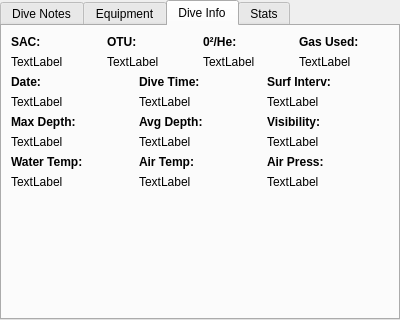
Old version of the form qt-ui/maintab.ui in the repository subsurface/subsurface.
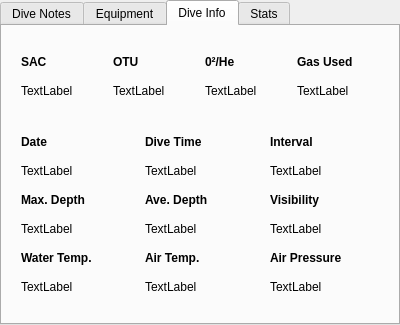
New version of the form. The open tabs and pages were chosen to show the change. Custom widgets are drawn as their Qt base class.

Commit message:
Reformat dive info page in tab widget
Clean up the formatting.
Distinguish between headings and value labels.
Tidy up text appearance (remove trailing ':')

Diff of the .ui file:
```diff
--- a/qt-ui/maintab.ui
+++ b/qt-ui/maintab.ui
@@ -7,7 +7,7 @@
     <x>0</x>
     <y>0</y>
     <width>400</width>
-    <height>320</height>
+    <height>325</height>
    </rect>
   </property>
   <property name="windowTitle">
@@ -199,9 +199,31 @@
    </attribute>
    <layout class="QVBoxLayout" name="verticalLayout">
     <item>
-     <layout class="QGridLayout" name="gridLayout">
+     <spacer name="verticalSpacer_4">
+      <property name="orientation">
+       <enum>Qt::Vertical</enum>
+      </property>
+      <property name="sizeHint" stdset="0">
+       <size>
+        <width>20</width>
+        <height>40</height>
+       </size>
+      </property>
+     </spacer>
+    </item>
+    <item>
+     <layout class="QGridLayout" name="diveInfoUpperGridLayout">
+      <property name="horizontalSpacing">
+       <number>10</number>
+      </property>
+      <property name="verticalSpacing">
+       <number>15</number>
+      </property>
+      <property name="margin">
+       <number>10</number>
+      </property>
       <item row="0" column="0">
-       <widget class="QLabel" name="label_10">
+       <widget class="QLabel" name="sacLabel">
         <property name="font">
          <font>
           <weight>75</weight>
@@ -209,12 +231,12 @@
          </font>
         </property>
         <property name="text">
-         <string>SAC:</string>
+         <string>SAC</string>
         </property>
        </widget>
       </item>
       <item row="0" column="1">
-       <widget class="QLabel" name="label_11">
+       <widget class="QLabel" name="outLabel">
         <property name="font">
          <font>
           <weight>75</weight>
@@ -222,12 +244,12 @@
          </font>
         </property>
         <property name="text">
-         <string>OTU:</string>
+         <string>OTU</string>
         </property>
        </widget>
       </item>
       <item row="0" column="2">
-       <widget class="QLabel" name="label_12">
+       <widget class="QLabel" name="oxygenHeliumLabel">
         <property name="font">
          <font>
           <weight>75</weight>
@@ -235,12 +257,12 @@
          </font>
         </property>
         <property name="text">
-         <string>0²/He:</string>
+         <string>0²/He</string>
         </property>
        </widget>
       </item>
       <item row="0" column="3">
-       <widget class="QLabel" name="label_13">
+       <widget class="QLabel" name="gasUsedLabel">
         <property name="font">
          <font>
           <weight>75</weight>
@@ -248,33 +270,33 @@
          </font>
         </property>
         <property name="text">
-         <string>Gas Used:</string>
+         <string>Gas Used</string>
         </property>
        </widget>
       </item>
       <item row="1" column="3">
-       <widget class="QLabel" name="gasused">
+       <widget class="QLabel" name="gasUsedText">
         <property name="text">
          <string>TextLabel</string>
         </property>
        </widget>
       </item>
       <item row="1" column="0">
-       <widget class="QLabel" name="sac">
+       <widget class="QLabel" name="sacText">
         <property name="text">
          <string>TextLabel</string>
         </property>
        </widget>
       </item>
       <item row="1" column="1">
-       <widget class="QLabel" name="otu">
+       <widget class="QLabel" name="otuText">
         <property name="text">
          <string>TextLabel</string>
         </property>
        </widget>
       </item>
       <item row="1" column="2">
-       <widget class="QLabel" name="oxygenhelium">
+       <widget class="QLabel" name="oxygenHeliumText">
         <property name="text">
          <string>TextLabel</string>
         </property>
@@ -283,12 +305,28 @@
      </layout>
     </item>
     <item>
-     <layout class="QGridLayout" name="gridLayout_2">
-      <property name="bottomMargin">
+     <spacer name="verticalSpacer_3">
+      <property name="orientation">
+       <enum>Qt::Vertical</enum>
+      </property>
+      <property name="sizeHint" stdset="0">
+       <size>
+        <width>20</width>
+        <height>40</height>
+       </size>
+      </property>
+     </spacer>
+    </item>
+    <item>
+     <layout class="QGridLayout" name="diveInfoLowerGridLayout">
+      <property name="margin">
        <number>10</number>
       </property>
-      <item row="0" column="1">
-       <widget class="QLabel" name="label_18">
+      <property name="spacing">
+       <number>15</number>
+      </property>
+      <item row="0" column="0">
+       <widget class="QLabel" name="dateLabel">
         <property name="font">
          <font>
           <weight>75</weight>
@@ -296,52 +334,73 @@
          </font>
         </property>
         <property name="text">
-         <string>Dive Time:</string>
+         <string>Date</string>
         </property>
        </widget>
       </item>
-      <item row="0" column="2">
-       <widget class="QLabel" name="label_17">
-        <property name="font">
-         <font>
-          <weight>75</weight>
-          <bold>true</bold>
-         </font>
-        </property>
-        <property name="text">
-         <string>Surf Interv:</string>
-        </property>
-       </widget>
-      </item>
-      <item row="2" column="1">
-       <widget class="QLabel" name="label_5">
-        <property name="font">
-         <font>
-          <weight>75</weight>
-          <bold>true</bold>
-         </font>
-        </property>
-        <property name="text">
-         <string>Avg Depth:</string>
-        </property>
-       </widget>
-      </item>
-      <item row="1" column="0">
-       <widget class="QLabel" name="date">
+      <item row="3" column="0">
+       <widget class="QLabel" name="maximumDepthText">
         <property name="text">
          <string>TextLabel</string>
         </property>
        </widget>
       </item>
       <item row="3" column="2">
-       <widget class="QLabel" name="visibility">
+       <widget class="QLabel" name="visibilityText">
+        <property name="text">
+         <string>TextLabel</string>
+        </property>
+       </widget>
+      </item>
+      <item row="2" column="2">
+       <widget class="QLabel" name="visibilityLabel">
+        <property name="font">
+         <font>
+          <weight>75</weight>
+          <bold>true</bold>
+         </font>
+        </property>
+        <property name="text">
+         <string>Visibility</string>
+        </property>
+       </widget>
+      </item>
+      <item row="4" column="0">
+       <widget class="QLabel" name="waterTempertureLabel">
+        <property name="font">
+         <font>
+          <weight>75</weight>
+          <bold>true</bold>
+         </font>
+        </property>
+        <property name="text">
+         <string>Water Temp.</string>
+        </property>
+       </widget>
+      </item>
+      <item row="5" column="1">
+       <widget class="QLabel" name="airTemperatureText">
+        <property name="text">
+         <string>TextLabel</string>
+        </property>
+       </widget>
+      </item>
+      <item row="1" column="1">
+       <widget class="QLabel" name="diveTimeText">
+        <property name="text">
+         <string>TextLabel</string>
+        </property>
+       </widget>
+      </item>
+      <item row="1" column="2">
+       <widget class="QLabel" name="surfaceIntervalText">
         <property name="text">
          <string>TextLabel</string>
         </property>
        </widget>
       </item>
       <item row="4" column="2">
-       <widget class="QLabel" name="label_9">
+       <widget class="QLabel" name="airPressureLabel">
         <property name="font">
          <font>
           <weight>75</weight>
@@ -349,12 +408,25 @@
          </font>
         </property>
         <property name="text">
-         <string>Air Press:</string>
+         <string>Air Pressure</string>
+        </property>
+       </widget>
+      </item>
+      <item row="2" column="1">
+       <widget class="QLabel" name="averageDepthLabel">
+        <property name="font">
+         <font>
+          <weight>75</weight>
+          <bold>true</bold>
+         </font>
+        </property>
+        <property name="text">
+         <string>Ave. Depth</string>
         </property>
        </widget>
       </item>
       <item row="2" column="0">
-       <widget class="QLabel" name="label_4">
+       <widget class="QLabel" name="maximumDepthLabel">
         <property name="font">
          <font>
           <weight>75</weight>
@@ -362,26 +434,12 @@
          </font>
         </property>
         <property name="text">
-         <string>Max Depth:</string>
-        </property>
-       </widget>
-      </item>
-      <item row="1" column="2">
-       <widget class="QLabel" name="surfinterval">
-        <property name="text">
-         <string>TextLabel</string>
-        </property>
-       </widget>
-      </item>
-      <item row="1" column="1">
-       <widget class="QLabel" name="divetime">
-        <property name="text">
-         <string>TextLabel</string>
+         <string>Max. Depth</string>
         </property>
        </widget>
       </item>
       <item row="4" column="1">
-       <widget class="QLabel" name="label_8">
+       <widget class="QLabel" name="airTempertatureLabel">
         <property name="font">
          <font>
           <weight>75</weight>
@@ -389,73 +447,40 @@
          </font>
         </property>
         <property name="text">
-         <string>Air Temp:</string>
-        </property>
-       </widget>
-      </item>
-      <item row="3" column="0">
-       <widget class="QLabel" name="maxdepth">
-        <property name="text">
-         <string>TextLabel</string>
-        </property>
-       </widget>
-      </item>
-      <item row="2" column="2">
-       <widget class="QLabel" name="label_6">
-        <property name="font">
-         <font>
-          <weight>75</weight>
-          <bold>true</bold>
-         </font>
-        </property>
-        <property name="text">
-         <string>Visibility:</string>
-        </property>
-       </widget>
-      </item>
-      <item row="4" column="0">
-       <widget class="QLabel" name="label_7">
-        <property name="font">
-         <font>
-          <weight>75</weight>
-          <bold>true</bold>
-         </font>
-        </property>
-        <property name="text">
-         <string>Water Temp:</string>
+         <string>Air Temp.</string>
         </property>
        </widget>
       </item>
       <item row="3" column="1">
-       <widget class="QLabel" name="averagedepth">
-        <property name="text">
-         <string>TextLabel</string>
-        </property>
-       </widget>
-      </item>
-      <item row="5" column="0">
-       <widget class="QLabel" name="watertemperature">
-        <property name="text">
-         <string>TextLabel</string>
-        </property>
-       </widget>
-      </item>
-      <item row="5" column="1">
-       <widget class="QLabel" name="airtemperature">
+       <widget class="QLabel" name="averageDepthText">
         <property name="text">
          <string>TextLabel</string>
         </property>
        </widget>
       </item>
       <item row="5" column="2">
-       <widget class="QLabel" name="airpress">
+       <widget class="QLabel" name="airPressureText">
         <property name="text">
          <string>TextLabel</string>
         </property>
        </widget>
       </item>
-      <item row="0" column="0">
-       <widget class="QLabel" name="label">
+      <item row="5" column="0">
+       <widget class="QLabel" name="waterTemperatureText">
+        <property name="text">
+         <string>TextLabel</string>
+        </property>
+       </widget>
+      </item>
+      <item row="1" column="0">
+       <widget class="QLabel" name="dateText">
+        <property name="text">
+         <string>TextLabel</string>
+        </property>
+       </widget>
+      </item>
+      <item row="0" column="2">
+       <widget class="QLabel" name="surfaceIntervalLabel">
         <property name="font">
          <font>
           <weight>75</weight>
@@ -463,7 +488,20 @@
          </font>
         </property>
         <property name="text">
-         <string>Date:</string>
+         <string>Interval</string>
+        </property>
+       </widget>
+      </item>
+      <item row="0" column="1">
+       <widget class="QLabel" name="diveTimeLabel">
+        <property name="font">
+         <font>
+          <weight>75</weight>
+          <bold>true</bold>
+         </font>
+        </property>
+        <property name="text">
+         <string>Dive Time</string>
         </property>
        </widget>
       </item>
@@ -477,7 +515,7 @@
       <property name="sizeHint" stdset="0">
        <size>
         <width>20</width>
-        <height>112</height>
+        <height>40</height>
        </size>
       </property>
      </spacer>
```
Left out of the diff: 2 changed lines with no effect on the pictures. The commit also changes 1 other file.
